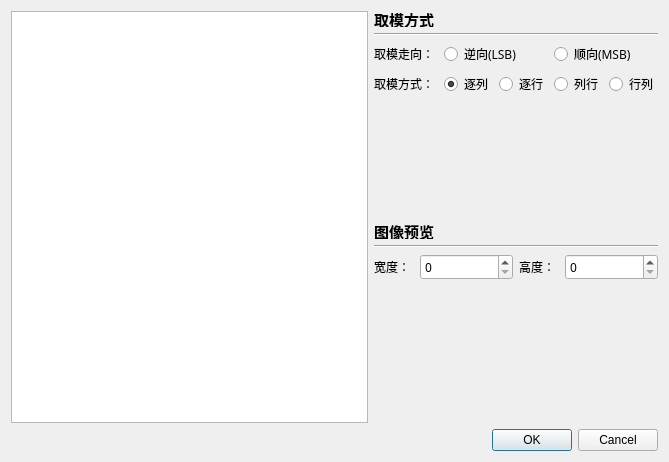
luckyPtr/BitmapStudio, file BmpManager/custom/dialogimporthex.ui: the form before one commit.
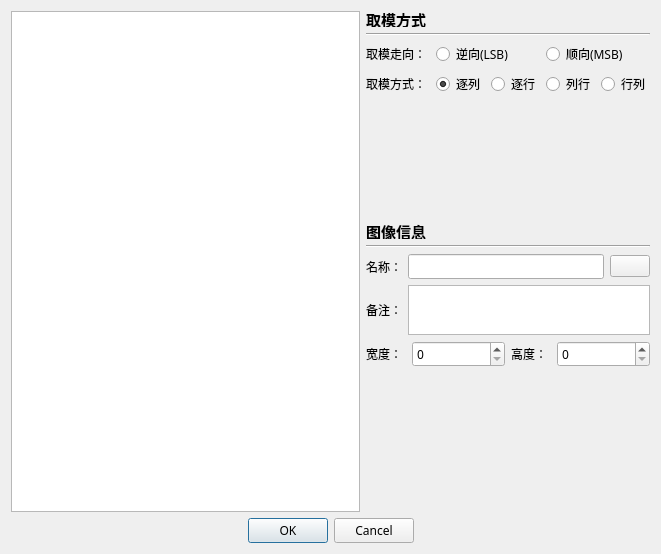
The form after the commit. Icons and pictures are not drawn. Custom widgets are drawn as their Qt base class.

Diff of the .ui file:
```diff
--- a/BmpManager/custom/dialogimporthex.ui
+++ b/BmpManager/custom/dialogimporthex.ui
@@ -6,8 +6,8 @@
    <rect>
     <x>0</x>
     <y>0</y>
-    <width>669</width>
-    <height>462</height>
+    <width>661</width>
+    <height>554</height>
    </rect>
   </property>
   <property name="windowTitle">
@@ -237,7 +237,7 @@
         </font>
        </property>
        <property name="text">
-        <string>图像预览</string>
+        <string>图像信息</string>
        </property>
       </widget>
      </item>
@@ -248,6 +248,93 @@
        </property>
       </widget>
      </item>
+     <item>
+      <layout class="QHBoxLayout" name="horizontalLayout_5">
+       <item>
+        <widget class="QLabel" name="label_7">
+         <property name="minimumSize">
+          <size>
+           <width>0</width>
+           <height>0</height>
+          </size>
+         </property>
+         <property name="maximumSize">
+          <size>
+           <width>40</width>
+           <height>16777215</height>
+          </size>
+         </property>
+         <property name="font">
+          <font>
+           <family>Microsoft YaHei</family>
+          </font>
+         </property>
+         <property name="text">
+          <string>名称：</string>
+         </property>
+        </widget>
+       </item>
+       <item>
+        <widget class="QLineEdit" name="lineEditName">
+         <property name="font">
+          <font>
+           <family>Microsoft YaHei</family>
+          </font>
+         </property>
+        </widget>
+       </item>
+       <item>
+        <widget class="QPushButton" name="btnAddBrief">
+         <property name="toolTip">
+          <string>添加备注</string>
+         </property>
+         <property name="text">
+          <string/>
+         </property>
+         <property name="icon">
+          <iconset resource="../Img.qrc">
+           <normaloff>:/Image/TreeIco/Setting.svg</normaloff>:/Image/TreeIco/Setting.svg</iconset>
+         </property>
+        </widget>
+       </item>
+      </layout>
+     </item>
+     <item>
+      <layout class="QHBoxLayout" name="horizontalLayout_6">
+       <item>
+        <layout class="QVBoxLayout" name="verticalLayout_3">
+         <item>
+          <widget class="QLabel" name="label_Brief">
+           <property name="maximumSize">
+            <size>
+             <width>40</width>
+             <height>16777215</height>
+            </size>
+           </property>
+           <property name="text">
+            <string>备注：</string>
+           </property>
+          </widget>
+         </item>
+        </layout>
+       </item>
+       <item>
+        <widget class="QPlainTextEdit" name="plainTextEditBrief">
+         <property name="maximumSize">
+          <size>
+           <width>16777215</width>
+           <height>50</height>
+          </size>
+         </property>
+         <property name="font">
+          <font>
+           <family>Microsoft YaHei</family>
+          </font>
+         </property>
+        </widget>
+       </item>
+      </layout>
+     </item>
      <item>
       <layout class="QHBoxLayout" name="horizontalLayout_4">
        <item>
@@ -313,11 +400,24 @@
        </item>
       </layout>
      </item>
+     <item>
+      <spacer name="verticalSpacer">
+       <property name="orientation">
+        <enum>Qt::Vertical</enum>
+       </property>
+       <property name="sizeHint" stdset="0">
+        <size>
+         <width>20</width>
+         <height>40</height>
+        </size>
+       </property>
+      </spacer>
+     </item>
      <item>
       <widget class="QLabel" name="labelPreview">
        <property name="minimumSize">
         <size>
-         <width>0</width>
+         <width>256</width>
          <height>128</height>
         </size>
        </property>
@@ -330,12 +430,20 @@
    </item>
    <item row="1" column="0" colspan="2">
     <widget class="QDialogButtonBox" name="buttonBox">
+     <property name="font">
+      <font>
+       <family>Microsoft YaHei</family>
+      </font>
+     </property>
      <property name="orientation">
       <enum>Qt::Horizontal</enum>
      </property>
      <property name="standardButtons">
       <set>QDialogButtonBox::Cancel|QDialogButtonBox::Ok</set>
      </property>
+     <property name="centerButtons">
+      <bool>true</bool>
+     </property>
     </widget>
    </item>
   </layout>
```
Left out of the diff: 4 changed lines with no effect on the pictures.
